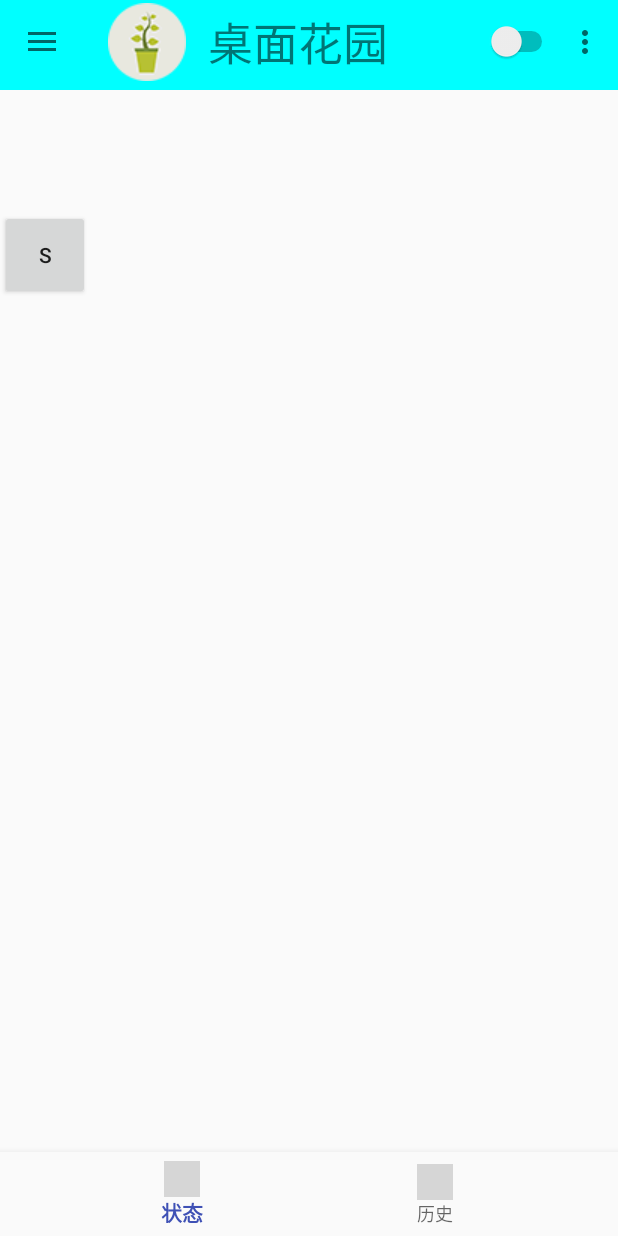
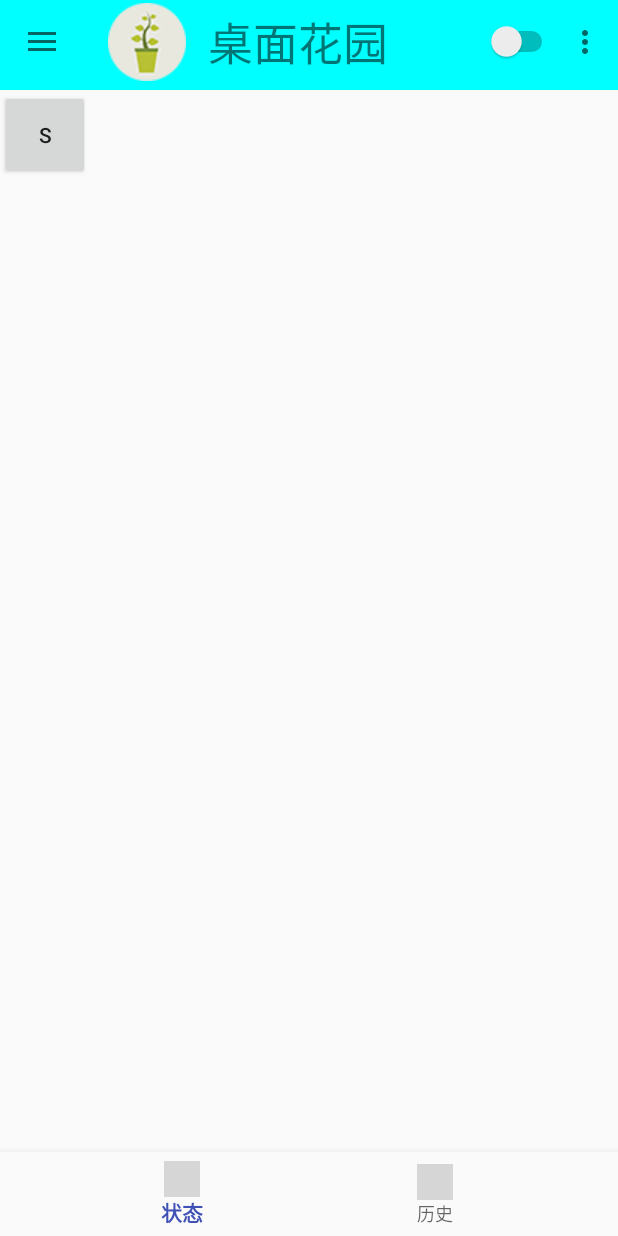
Before and after one commit to HerculesHu/Table_Garden, an Android app: the MainActivity screen opened directly, with no data from a screen before it, on a phone screen of 412 x 824 dp. Run offline under Robolectric (Android 15) with nearby library versions, the phone set to English and light mode, and no system bars; libraries missing offline, so code that uses them is left out: org.eclipse.paho, org.litepal.crud; 3 statements that could not run were skipped; grey boxes are pictures that could not be loaded.

Commit message:
修改了结构

```diff
--- a/TableGarden/app/src/main/res/layout/activity_main.xml
+++ b/TableGarden/app/src/main/res/layout/activity_main.xml
@@ -26,13 +26,11 @@
         <FrameLayout
             android:id="@+id/place_holder"
             android:layout_width="match_parent"
-            android:layout_marginTop="60dp"
-            android:layout_height="170dp"
+            android:layout_height="wrap_content"
             android:layout_alignParentStart="true"
+            android:layout_above ="@+id/navigation"
+            android:layout_below ="@+id/AppBarLayout"
            ></FrameLayout>
-
-
-
 
 
         <android.support.design.widget.BottomNavigationView
--- a/TableGarden/app/src/main/res/layout/fragment_history.xml
+++ b/TableGarden/app/src/main/res/layout/fragment_history.xml
@@ -2,13 +2,12 @@
 <LinearLayout xmlns:android="http://schemas.android.com/apk/res/android"
     android:orientation="vertical"
     android:layout_width="match_parent"
-    android:layout_height="170dp"
+    android:layout_height="wrap_content"
     android:id="@+id/fraghistory">
 
     <RelativeLayout
         android:layout_width="match_parent"
         android:layout_height="wrap_content"
-        android:layout_marginTop="80dp"
         android:orientation="horizontal">
 
         <Button
--- a/TableGarden/app/src/main/res/layout/fragment_state.xml
+++ b/TableGarden/app/src/main/res/layout/fragment_state.xml
@@ -2,13 +2,12 @@
 <LinearLayout xmlns:android="http://schemas.android.com/apk/res/android"
     android:orientation="vertical"
     android:layout_width="match_parent"
-    android:layout_height="170dp"
+    android:layout_height="wrap_content"
     android:id="@+id/fragstate">
 
     <RelativeLayout
         android:layout_width="match_parent"
         android:layout_height="wrap_content"
-        android:layout_marginTop="80dp"
         android:orientation="horizontal">
 
         <Button
@@ -25,8 +24,6 @@
             android:layout_alignBottom="@+id/S"
             android:layout_toEndOf="@+id/S" />
 
-
-
     </RelativeLayout>
 
 
```
